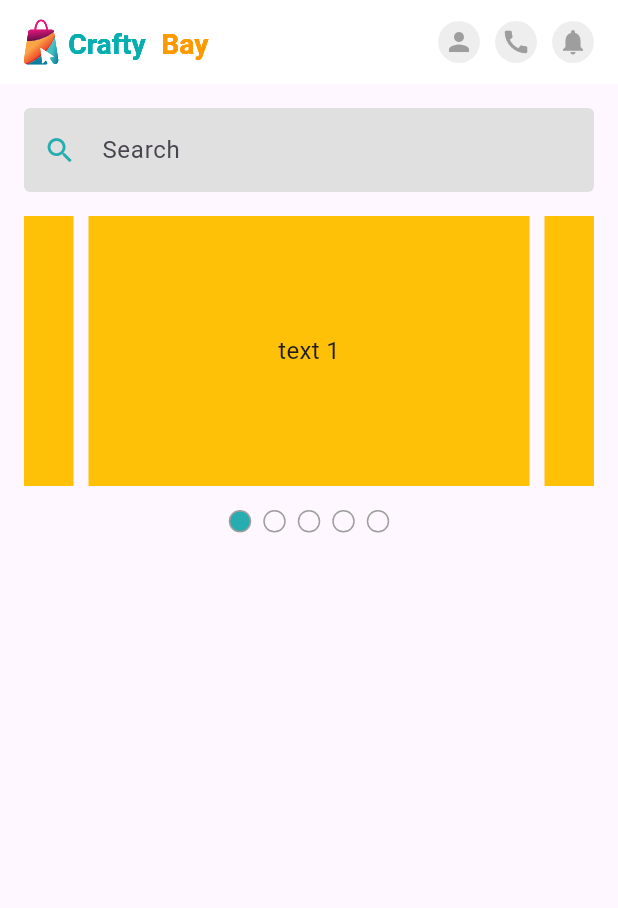
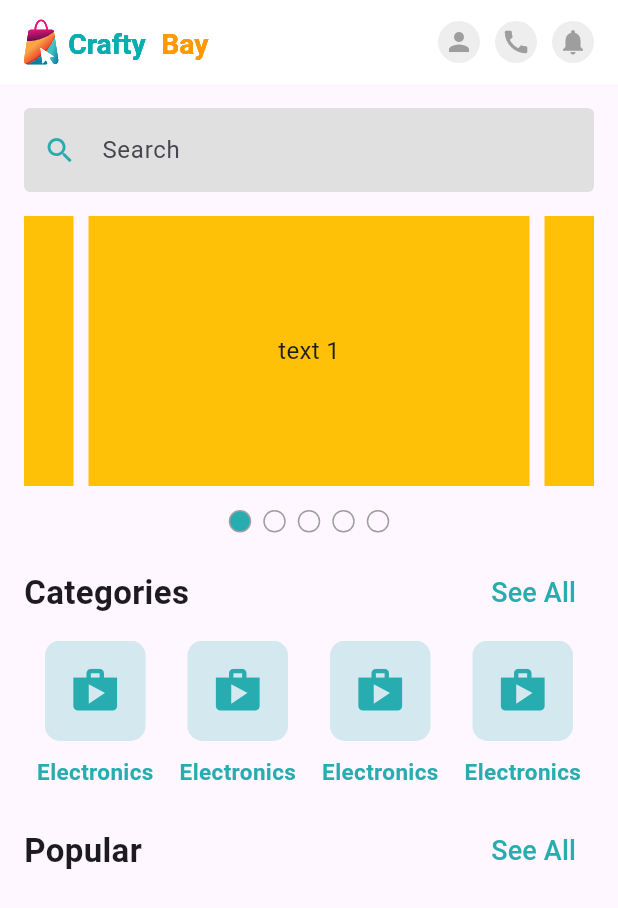
Before and after one commit to faisal-fardin/Craftybay_Ecommerce-with-Getx-, a Flutter app: the screen it shows after launch, on a phone screen of 412 x 824 dp. Shown: the top 908 px of the screen. Run offline on Flutter 3.47's test engine with Material 3 defaults, Android fonts, the phone set to English and light mode, and no system bars; drawn by our look-alikes of carousel_slider; our stand-ins replace flutter_svg, get, pin_code_fields.

Commit message:
home page category card and header added

```diff
--- a/lib/presentation/ui/screens/home_screen.dart
+++ b/lib/presentation/ui/screens/home_screen.dart
@@ -1,8 +1,9 @@
 import 'package:craftybay_ecommerce/presentation/ui/utility/color_palette.dart';
+import 'package:craftybay_ecommerce/presentation/ui/widgets/home/section_header.dart';
 import 'package:flutter/material.dart';
 import 'package:flutter_svg/svg.dart';
-
 import '../utility/images_assets.dart';
+import '../widgets/category_card.dart';
 import '../widgets/circular_icon_button.dart';
 import '../widgets/home/home_banner_slider.dart';
 
@@ -67,7 +68,27 @@ class _HomeScreenState extends State<HomeScreen> {
               ),
               const SizedBox(height: 16),
               const HomeBannerSlider(),
-
+              const SizedBox(height: 16),
+              SectionHeader(
+                onTap: () {},
+                title: 'Categories',
+              ),
+              const SizedBox(height: 8),
+              SizedBox(
+                height: 100,
+                child: ListView.builder(
+                  itemCount: 10,
+                  scrollDirection: Axis.horizontal,
+                  itemBuilder: (context, index) {
+                    return const CategoryCard();
+                  },
+                ),
+              ),
+              const SizedBox(height: 16),
+              SectionHeader(
+                onTap: () {},
+                title: 'Popular',
+              ),
             ],
           ),
         ),
--- /dev/null
+++ b/lib/presentation/ui/widgets/category_card.dart
@@ -0,0 +1,43 @@
+import 'package:flutter/material.dart';
+
+import '../utility/color_palette.dart';
+
+class CategoryCard extends StatelessWidget {
+  const CategoryCard({
+    super.key,
+  });
+
+  @override
+  Widget build(BuildContext context) {
+    return Padding(
+      padding: const EdgeInsets.symmetric(horizontal: 6.0),
+      child: Column(
+        children: [
+          Container(
+            margin: const EdgeInsets.symmetric(horizontal: 8),
+            padding: const EdgeInsets.all(16),
+            decoration: BoxDecoration(
+              color: AppColor.primaryColor.withOpacity(0.2),
+              borderRadius: BorderRadius.circular(10),
+            ),
+            child: Icon(
+              Icons.shop,
+              size: 35,
+              color: AppColor.primaryColor,
+            ),
+          ),
+          const SizedBox(
+            height: 10,
+          ),
+          Text(
+            'Electronics',
+            style: TextStyle(
+                fontSize: 15,
+                color: AppColor.primaryColor,
+                fontWeight: FontWeight.bold),
+          ),
+        ],
+      ),
+    );
+  }
+}
--- /dev/null
+++ b/lib/presentation/ui/widgets/home/section_header.dart
@@ -0,0 +1,36 @@
+import 'package:craftybay_ecommerce/presentation/ui/utility/color_palette.dart';
+import 'package:flutter/material.dart';
+
+class SectionHeader extends StatelessWidget {
+  const SectionHeader({
+    super.key,
+    required this.title,
+    required this.onTap,
+  });
+
+  final String title;
+  final VoidCallback onTap;
+
+  @override
+  Widget build(BuildContext context) {
+    return Row(
+      mainAxisAlignment: MainAxisAlignment.spaceBetween,
+      children: [
+        Text(
+          title,
+          style: const TextStyle(
+            fontSize: 22,
+            fontWeight: FontWeight.bold,
+          ),
+        ),
+        TextButton(
+          onPressed: onTap,
+          child:  Text(
+            'See All',
+            style: TextStyle(fontSize: 18,color: AppColor.primaryColor),
+          ),
+        ),
+      ],
+    );
+  }
+}
```
